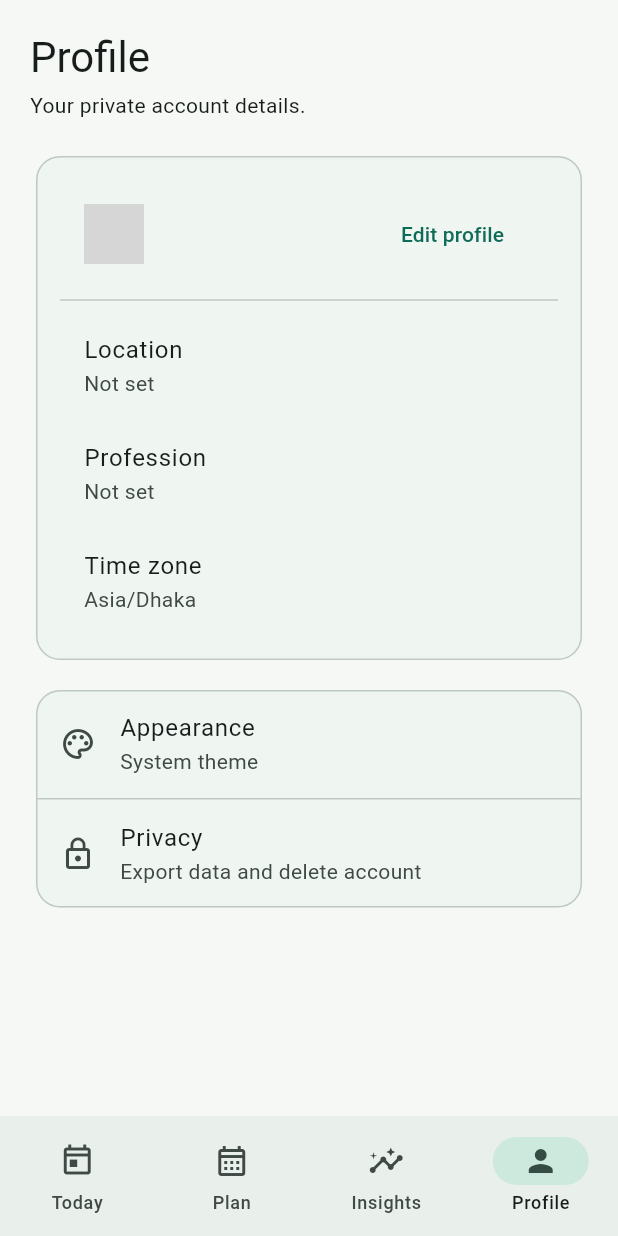
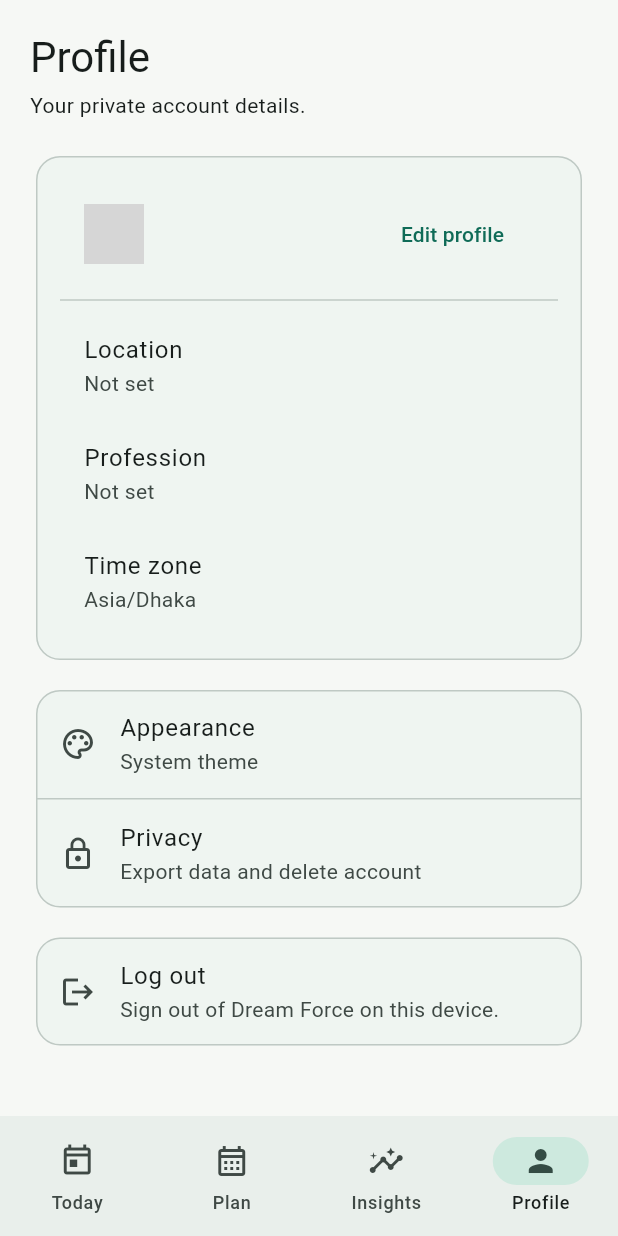
Before and after one commit to rijeet/DreamForce, a Flutter app: the AppShell screen opened directly with empty values, item 4 of the bottom bar chosen, on a phone screen of 412 x 824 dp. Run offline on Flutter 3.47's test engine with Material 3 defaults, Android fonts, the phone set to English and light mode, and no system bars; our stand-ins replace flutter_secure_storage, google_sign_in, material_ui; accounts and stored records are empty; network calls fail; grey boxes are pictures that could not be loaded.

Commit message:
Feat: Add Logout

```diff
--- a/apps/mobile/lib/app/app.dart
+++ b/apps/mobile/lib/app/app.dart
@@ -12,6 +12,8 @@ class DreamForceApp extends StatelessWidget {
     debugShowCheckedModeBanner: false,
     theme: DreamForceTheme.light(),
     darkTheme: DreamForceTheme.dark(),
-    home: AuthGate(child: (user) => AppShell(user: user)),
+    home: AuthGate(
+      child: (user, onLogout) => AppShell(user: user, onLogout: onLogout),
+    ),
   );
 }
--- a/apps/mobile/lib/app/app_shell.dart
+++ b/apps/mobile/lib/app/app_shell.dart
@@ -23,8 +23,9 @@ enum _ShellPage {
 }
 
 class AppShell extends StatefulWidget {
-  const AppShell({required this.user, super.key});
+  const AppShell({required this.user, required this.onLogout, super.key});
   final SignedInUser user;
+  final Future<void> Function() onLogout;
 
   @override
   State<AppShell> createState() => _AppShellState();
@@ -139,7 +140,10 @@ class _AppShellState extends State<AppShell> {
     ),
     _ShellPage.plan => const PlanScreen(),
     _ShellPage.insights => const InsightsScreen(),
-    _ShellPage.profile => ProfileScreen(user: widget.user),
+    _ShellPage.profile => ProfileScreen(
+      user: widget.user,
+      onLogout: widget.onLogout,
+    ),
     _ShellPage.chooseActivity => ChooseActivityScreen(
       activities: _activities,
       onBack: () => setState(() => _page = _ShellPage.today),
--- a/apps/mobile/lib/features/profile/presentation/profile_screen.dart
+++ b/apps/mobile/lib/features/profile/presentation/profile_screen.dart
@@ -5,8 +5,9 @@ import 'package:dream_force/features/auth/data/dream_force_auth_api.dart';
 import 'dart:convert';
 
 class ProfileScreen extends StatefulWidget {
-  const ProfileScreen({required this.user, super.key});
+  const ProfileScreen({required this.user, required this.onLogout, super.key});
   final SignedInUser user;
+  final Future<void> Function() onLogout;
   @override
   State<ProfileScreen> createState() => _ProfileScreenState();
 }
@@ -146,8 +147,38 @@ class _ProfileScreenState extends State<ProfileScreen> {
           ],
         ),
       ),
+      const SizedBox(height: 12),
+      Card(
+        child: ListTile(
+          leading: const Icon(Icons.logout),
+          title: const Text('Log out'),
+          subtitle: const Text('Sign out of Dream Force on this device.'),
+          onTap: _confirmLogout,
+        ),
+      ),
     ],
   );
+
+  Future<void> _confirmLogout() async {
+    final accepted = await showDialog<bool>(
+      context: context,
+      builder: (context) => AlertDialog(
+        title: const Text('Log out?'),
+        content: const Text('You can sign in again with your Google account.'),
+        actions: [
+          TextButton(
+            onPressed: () => Navigator.pop(context, false),
+            child: const Text('Cancel'),
+          ),
+          FilledButton(
+            onPressed: () => Navigator.pop(context, true),
+            child: const Text('Log out'),
+          ),
+        ],
+      ),
+    );
+    if (accepted ?? false) await widget.onLogout();
+  }
 
   Future<void> _save() async {
     setState(() {
```
Also changed, not shown: apps/mobile/lib/features/auth/data/dream_force_auth_api.dart (+17 -0 lines), apps/mobile/lib/features/auth/presentation/auth_gate.dart (+25 -2 lines).
